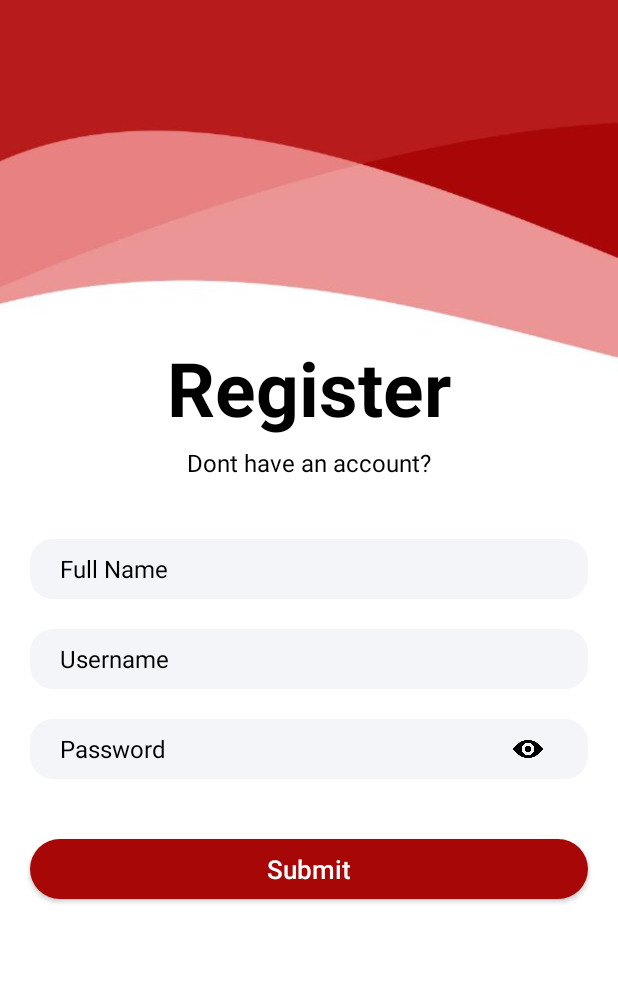
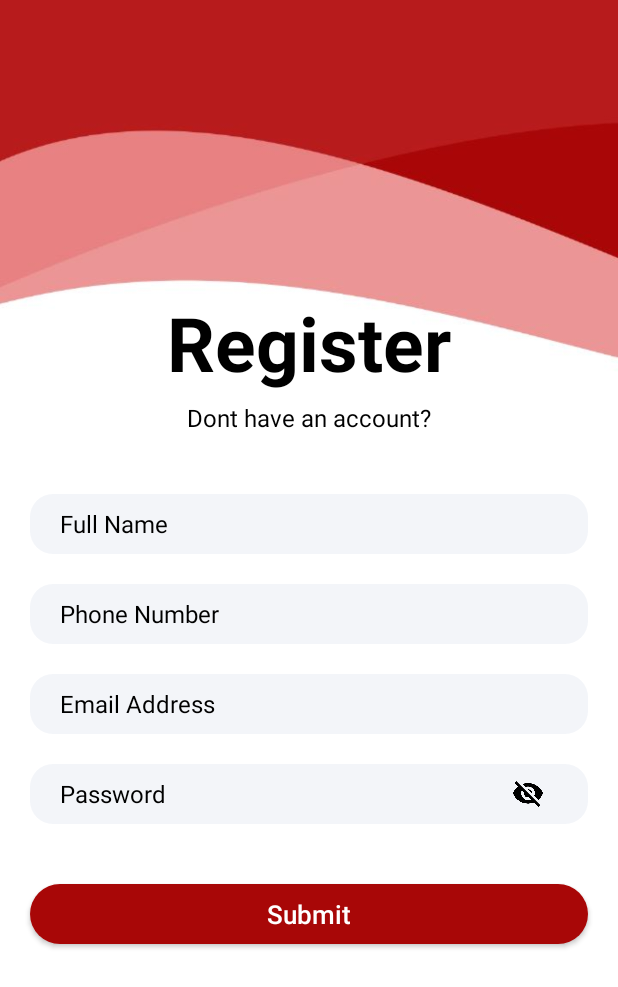
Before and after one commit to AmitGujar/EventApp, an Android app: the Register screen opened directly, with no data from a screen before it, after a tap on "Submit", on a phone screen of 412 x 824 dp. Shown: the top 987 px of the screen. Run offline under Robolectric (Android 15) with nearby library versions, the phone set to English and light mode, and no system bars; our stand-ins replace Firebase (no records; nobody signed in at launch, a user with empty details on screens opened directly); libraries missing offline, so code that uses them is left out: es.dmoral.toasty; 1 statement that could not run was skipped; 1 other tap on this screen came first.

Commit message:
user authentication added

```diff
--- a/app/build.gradle
+++ b/app/build.gradle
@@ -15,6 +15,9 @@ android {
         versionName "3.0"
 
         testInstrumentationRunner "androidx.test.runner.AndroidJUnitRunner"
+    }
+    buildFeatures{
+        viewBinding true
     }
 
     buildTypes {
@@ -39,6 +42,7 @@ dependencies {
     implementation 'com.google.firebase:firebase-analytics:21.2.0'
     implementation 'com.google.firebase:firebase-database:20.1.0'
     implementation 'com.google.firebase:firebase-storage:20.1.0'
+    implementation 'com.google.firebase:firebase-firestore:24.4.1'
     testImplementation 'junit:junit:4.13.2'
     androidTestImplementation 'androidx.test.ext:junit:1.1.4'
     androidTestImplementation 'androidx.test.espresso:espresso-core:3.5.0'
--- a/app/src/main/java/com/amitgujar/eventapp/Register.java
+++ b/app/src/main/java/com/amitgujar/eventapp/Register.java
@@ -5,80 +5,80 @@ import androidx.appcompat.app.AppCompatActivity;
 import androidx.appcompat.content.res.AppCompatResources;
 import androidx.appcompat.widget.AppCompatButton;
 
+import android.app.ProgressDialog;
+import android.content.Intent;
 import android.graphics.drawable.Drawable;
 import android.os.Bundle;
 import android.view.View;
 import android.widget.EditText;
 import android.widget.ImageView;
+import android.widget.ProgressBar;
 import android.widget.Toast;
 
 import com.amitgujar.eventapp.R;
+import com.amitgujar.eventapp.databinding.ActivityMainBinding;
+import com.amitgujar.eventapp.databinding.ActivityRegisterBinding;
+import com.google.android.gms.tasks.OnFailureListener;
+import com.google.android.gms.tasks.OnSuccessListener;
+import com.google.firebase.auth.AuthResult;
+import com.google.firebase.auth.FirebaseAuth;
 import com.google.firebase.database.DataSnapshot;
 import com.google.firebase.database.DatabaseError;
 import com.google.firebase.database.DatabaseReference;
 import com.google.firebase.database.FirebaseDatabase;
 import com.google.firebase.database.ValueEventListener;
+import com.google.firebase.firestore.FirebaseFirestore;
 
 import es.dmoral.toasty.Toasty;
 
 public class Register extends AppCompatActivity {
-    DatabaseReference databaseReference= FirebaseDatabase.getInstance().getReferenceFromUrl("https://eventapp-fb89f-default-rtdb.firebaseio.com/");
+
+    ActivityRegisterBinding binding;
+    ProgressBar progressBar;
+    FirebaseAuth firebaseAuth;
+    FirebaseFirestore firebaseFirestore;
     @Override
     protected void onCreate(Bundle savedInstanceState) {
         super.onCreate(savedInstanceState);
-        setContentView(R.layout.activity_register);
+        binding=ActivityRegisterBinding.inflate(getLayoutInflater());
+        setContentView(binding.getRoot());
+        firebaseAuth=FirebaseAuth.getInstance();
+        firebaseFirestore=FirebaseFirestore.getInstance();
+        progressBar=new ProgressBar(this);
 
-        final EditText nameET = findViewById(R.id.nameET);
-        final EditText usernameET = findViewById(R.id.usernameET);
-        final EditText passwordET = findViewById(R.id.passwordET);
-        final AppCompatButton signUpBtn = findViewById(R.id.signUpBtn);
-        final ImageView passwordIcon = findViewById(R.id.passwordIcon);
+        binding.signUpBtn.setOnClickListener(new View.OnClickListener(){
+            @Override
+            public void onClick(View view) {
+                String username = binding.usernameET.getText().toString();
+                String password = binding.passwordET.getText().toString();
+                String phonenumber = binding.phonenumber.getText().toString();
+                String fullname = binding.fullname.getText().toString();
 
-        passwordIcon.setOnClickListener(new View.OnClickListener() {
-            @Override
-            public void onClick(View v) {
-                if (passwordET.getTransformationMethod() == null) {
-                    passwordET.setTransformationMethod(new android.text.method.PasswordTransformationMethod());
-                    Drawable drawable = AppCompatResources.getDrawable(Register.this, R.drawable.password_hide);
-                    passwordIcon.setImageDrawable(drawable);
+                progressBar.setVisibility(View.VISIBLE);
+
+
+                if (username.isEmpty() || password.isEmpty() || phonenumber.isEmpty() || fullname.isEmpty()) {
+                    Toasty.error(Register.this, "Please fill all the fields", Toast.LENGTH_SHORT).show();
                 }
                 else {
-                    passwordET.setTransformationMethod(null);
-                    Drawable drawable = AppCompatResources.getDrawable(Register.this, R.drawable.password_show);
-                    passwordIcon.setImageDrawable(drawable);
-                }
-            }
-        });
+                    firebaseAuth.createUserWithEmailAndPassword(username, password).addOnSuccessListener(new OnSuccessListener<AuthResult>() {
+                        @Override
+                        public void onSuccess(AuthResult authResult) {
+                            progressBar.setVisibility(View.GONE);
 
-        signUpBtn.setOnClickListener(new View.OnClickListener() {
-            @Override
-            public void onClick(View v) {
-                String name = nameET.getText().toString();
-                String username = usernameET.getText().toString();
-                String password = passwordET.getText().toString();
+                            firebaseFirestore.collection("User").document(FirebaseAuth.getInstance().getUid()).set(new UserModel(fullname,username,phonenumber));
 
-                if (username.isEmpty() || password.isEmpty()) {
-                    Toasty.info(Register.this, "Please enter all the details", Toast.LENGTH_SHORT).show();
-                }
+                            Toasty.success(Register.this, "Registration Successful", Toasty.LENGTH_SHORT).show();
+                            Intent intent = new Intent(Register.this, Login.class);
+                            startActivity(intent);
+                            finish();
+                        }
+                    }).addOnFailureListener(new OnFailureListener() {
+                        @Override
+                        public void onFailure(@NonNull Exception e) {
 
-                else {
-                    databaseReference.child("Users").addListenerForSingleValueEvent(new ValueEventListener() {
-                        @Override
-                        public void onDataChange(@NonNull DataSnapshot snapshot) {
-                            if (snapshot.hasChild(username)) {
-                                Toasty.info(Register.this, "Username already exists", Toast.LENGTH_SHORT).show();
-                            }
-                            else {
-                                databaseReference.child("Users").child(username).child("Full Name").setValue(name);
-                                databaseReference.child("Users").child(username).child("Password").setValue(password);
-                                Toasty.success(Register.this, "Account created successfully", Toast.LENGTH_SHORT).show();
-                                finish();
-                            }
-                        }
-
-                        @Override
-                        public void onCancelled(@NonNull DatabaseError error) {
-                            Toasty.error(Register.this, "Something went wrong", Toast.LENGTH_SHORT).show();
+                            progressBar.setVisibility(View.GONE);
+                            Toasty.error(Register.this, e.getMessage(), Toasty.LENGTH_SHORT).show();
                         }
                     });
                 }
--- a/app/src/main/res/layout/activity_register.xml
+++ b/app/src/main/res/layout/activity_register.xml
@@ -28,7 +28,7 @@
         android:layout_marginTop="5dp" />
 
     <EditText
-        android:id="@+id/nameET"
+        android:id="@+id/fullname"
         android:layout_width="match_parent"
         android:layout_height="40dp"
         android:background="@drawable/round_back_dark_blue5_15"
@@ -46,11 +46,30 @@
         android:autofillHints="" />
 
     <EditText
+        android:id="@+id/phonenumber"
+        android:layout_width="match_parent"
+        android:layout_height="40dp"
+        android:background="@drawable/round_back_dark_blue5_15"
+        android:hint="@string/phone_number"
+        android:textColorHint="@color/black"
+        android:maxLines="1"
+        android:inputType="text"
+        android:textSize="16sp"
+        android:textColor="#000000"
+        android:paddingStart="20dp"
+        android:paddingEnd="20dp"
+        android:layout_marginStart="20dp"
+        android:layout_marginEnd="20dp"
+        android:layout_marginTop="20dp"
+        android:autofillHints=""
+        tools:ignore="TextFields" />
+
+    <EditText
         android:id="@+id/usernameET"
         android:layout_width="match_parent"
         android:layout_height="40dp"
         android:background="@drawable/round_back_dark_blue5_15"
-        android:hint="@string/username"
+        android:hint="@string/email_address"
         android:textColorHint="@color/black"
         android:maxLines="1"
         android:inputType="text"
--- a/app/src/main/res/values/strings.xml
+++ b/app/src/main/res/values/strings.xml
@@ -13,4 +13,6 @@
     <string name="Email">Email</string>
     <string name="Name">Full Name</string>
     <string name="admin_login">Admin Login</string>
+    <string name="phone_number">Phone Number</string>
+    <string name="email_address">Email Address</string>
 </resources>
```
Also changed, not shown: app/src/main/java/com/amitgujar/eventapp/Login.java (+42 -32 lines), app/src/main/java/com/amitgujar/eventapp/UserModel.java (added, +38 -0 lines), app/src/main/java/com/amitgujar/eventapp/adminLogin.java (+21 -1 lines).
